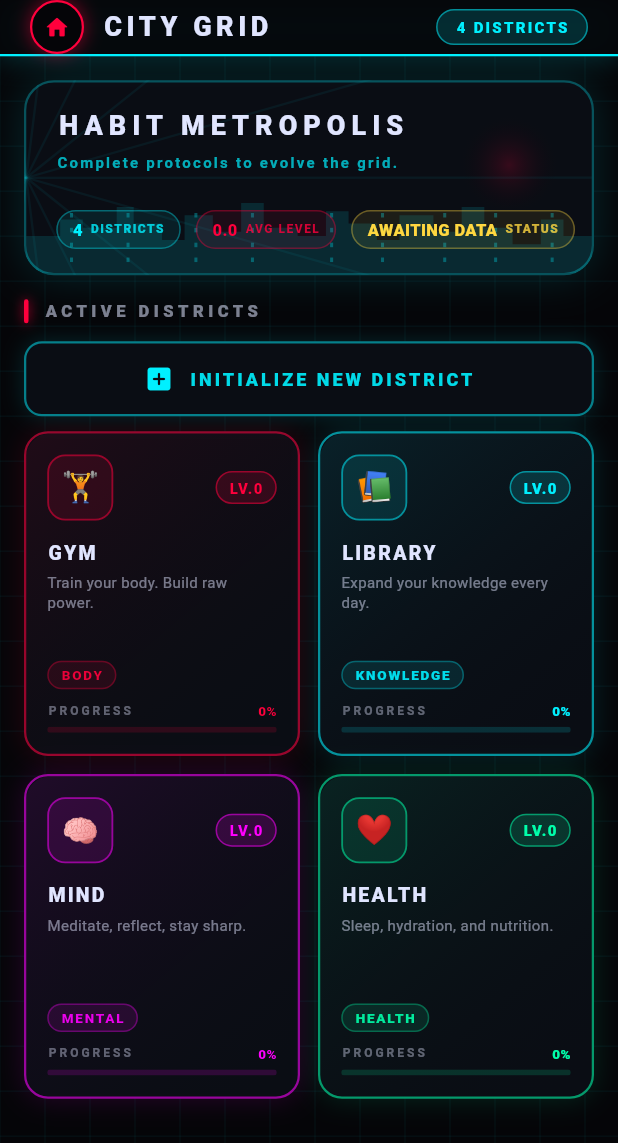
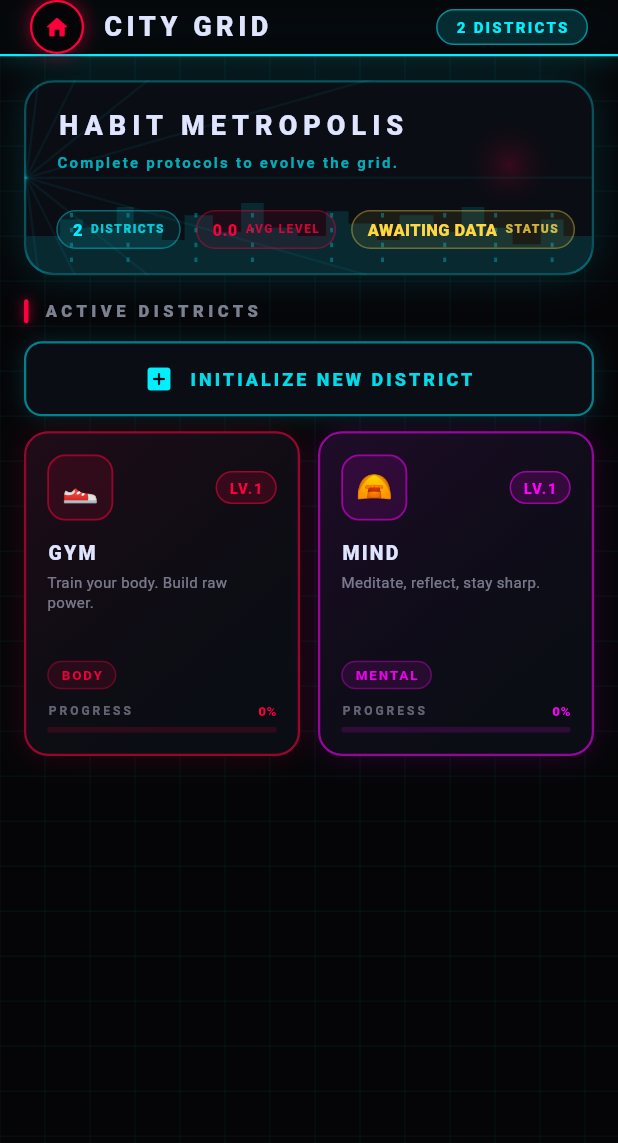
Before and after one commit to manish1710-007/Strategy-Habit-Game, a Flutter app: the CityScreen screen opened directly with empty values, on a phone screen of 412 x 824 dp. Shown: the top 1143 px of the screen. Run offline on Flutter 3.47's test engine with Material 3 defaults, Android fonts, the phone set to English and light mode, and no system bars; our stand-ins replace hive_flutter; accounts and stored records are empty.

Commit message:
Update City logic

```diff
--- a/habit_city/lib/ui/screens/city_screen.dart
+++ b/habit_city/lib/ui/screens/city_screen.dart
@@ -12,6 +12,24 @@ class CityScreen extends StatefulWidget {
   State<CityScreen> createState() => _CityScreenState();
 }
 
+// The generic path for ANY manually created city
+const List<CityTier> genericEvolutionPath = [
+  CityTier(levelThreshold: 1, emoji: "⛺", title: "Camp"),
+  CityTier(levelThreshold: 3, emoji: "🪵", title: "Cabin"),
+  CityTier(levelThreshold: 5, emoji: "🏡", title: "Village"),
+  CityTier(levelThreshold: 10, emoji: "🏬", title: "Town Center"),
+  CityTier(levelThreshold: 15, emoji: "🏢", title: "City District"),
+  CityTier(levelThreshold: 20, emoji: "🏙️", title: "Metropolis"),
+];
+
+// Custom path specifically for the "Gym" district
+const List<CityTier> gymEvolutionPath = [
+  CityTier(levelThreshold: 1, emoji: "👟", title: "Jogger"),
+  CityTier(levelThreshold: 5, emoji: "🏋️", title: "Home Gym"),
+  CityTier(levelThreshold: 10, emoji: "🥋", title: "Dojo"),
+  CityTier(levelThreshold: 20, emoji: "🏟️", title: "Colosseum"),
+];
+
 class _CityScreenState extends State<CityScreen>
     with SingleTickerProviderStateMixin {
 
@@ -22,47 +40,27 @@ class _CityScreenState extends State<CityScreen>
   static const _neonRed  = Color(0xFFFF003C);
   static const _white    = Color(0xFFE0E5FF);
 
-  // City data (Zeroed out per request)
+  // City data initialized with the new XP evolution engine
   final List<_CityData> _cities = [
     _CityData(
       name: "Gym",
-      emoji: "🏋️",
       icon: Icons.fitness_center_rounded,
       desc: "Train your body. Build raw power.",
       color: const Color(0xFFFF003C), // Neon Red
-      level: 0,
-      progress: 0.0,
       tag: "BODY",
-    ),
-    _CityData(
-      name: "Library",
-      emoji: "📚",
-      icon: Icons.menu_book_rounded,
-      desc: "Expand your knowledge every day.",
-      color: const Color(0xFF00F0FF), // Neon Cyan
-      level: 0,
-      progress: 0.0,
-      tag: "KNOWLEDGE",
+      isAuto: true,
+      currentXp: 0,
+      evolutionPath: gymEvolutionPath,
     ),
     _CityData(
       name: "Mind",
-      emoji: "🧠",
       icon: Icons.self_improvement_rounded,
       desc: "Meditate, reflect, stay sharp.",
       color: const Color(0xFFFF00FF), // Magenta
-      level: 0,
-      progress: 0.0,
       tag: "MENTAL",
-    ),
-    _CityData(
-      name: "Health",
-      emoji: "❤️",
-      icon: Icons.favorite_rounded,
-      desc: "Sleep, hydration, and nutrition.",
-      color: const Color(0xFF00FFAA), // Neon Green
-      level: 0,
-      progress: 0.0,
-      tag: "HEALTH",
+      isAuto: true,
+      currentXp: 0,
+      evolutionPath: genericEvolutionPath,
     ),
   ];
 
@@ -94,7 +92,20 @@ class _CityScreenState extends State<CityScreen>
       context: context,
       backgroundColor: Colors.transparent,
       isScrollControlled: true,
-      builder: (_) => _CityDetailSheet(city: city),
+      builder: (_) => StatefulBuilder(
+        builder: (BuildContext context, StateSetter setModalState) {
+          return _CityDetailSheet(
+            city: city,
+            onTaskComplete: () {
+              // Add 25 XP when clicked!
+              setState(() {
+                city.currentXp += 25;
+              });
+              setModalState(() {}); // Re-render bottom sheet live
+            },
+          );
+        }
+      ),
     );
   }
 
@@ -133,7 +144,6 @@ class _CityScreenState extends State<CityScreen>
               padding: const EdgeInsets.symmetric(horizontal: 20),
               child: Row(
                 children: [
-                  // Home Button
                   GestureDetector(
                     onTap: () => widget.onNavigate(0),
                     child: Container(
@@ -160,7 +170,6 @@ class _CityScreenState extends State<CityScreen>
                     ),
                   ),
                   const Spacer(),
-                  // City count
                   Container(
                     padding: const EdgeInsets.symmetric(horizontal: 12, vertical: 4),
                     decoration: BoxDecoration(
@@ -187,23 +196,17 @@ class _CityScreenState extends State<CityScreen>
 
       body: Stack(
         children: [
-          // Cyber Background
           Positioned.fill(child: CustomPaint(painter: _CyberGridPainter())),
-
           CustomScrollView(
             slivers: [
-              // City skyline hero
               SliverToBoxAdapter(
                 child: _CitySkylineBanner(
                   totalCities: _cities.length,
-                  avgLevel: "0.0", // Hardcoded to 0 for fresh start
+                  avgLevel: "0.0",
                   pulseAnim: _pulseAnim,
                 ),
               ),
-
               const SliverToBoxAdapter(child: SizedBox(height: 16)),
-
-              // Section label
               SliverToBoxAdapter(
                 child: Padding(
                   padding: const EdgeInsets.symmetric(horizontal: 16),
@@ -231,20 +234,14 @@ class _CityScreenState extends State<CityScreen>
                   ),
                 ),
               ),
-
               const SliverToBoxAdapter(child: SizedBox(height: 12)),
-
-              // NEW CITY tile (top)
               SliverToBoxAdapter(
                 child: Padding(
                   padding: const EdgeInsets.symmetric(horizontal: 16),
                   child: _NewCityTile(onTap: _addNewCity),
                 ),
               ),
-
               const SliverToBoxAdapter(child: SizedBox(height: 10)),
-
-              // City grid
               SliverPadding(
                 padding: const EdgeInsets.fromLTRB(16, 0, 16, 100),
                 sliver: SliverGrid(
@@ -252,7 +249,7 @@ class _CityScreenState extends State<CityScreen>
                     crossAxisCount: 2,
                     crossAxisSpacing: 12,
                     mainAxisSpacing: 12,
-                    childAspectRatio: 0.85, // Slightly sleeker proportion
+                    childAspectRatio: 0.85,
                   ),
                   delegate: SliverChildBuilderDelegate(
                     (context, index) => AnimatedBuilder(
@@ -298,7 +295,7 @@ class _CitySkylineBanner extends StatelessWidget {
   Widget build(BuildContext context) {
     return Container(
       margin: const EdgeInsets.fromLTRB(16, 16, 16, 0),
-      height: 130, // Slightly slimmer
+      height: 130,
       clipBehavior: Clip.hardEdge,
       decoration: BoxDecoration(
         borderRadius: BorderRadius.circular(20),
@@ -310,12 +307,9 @@ class _CitySkylineBanner extends StatelessWidget {
       ),
       child: Stack(
         children: [
-          // Cyber lines
           Positioned.fill(
             child: CustomPaint(painter: _BannerLinePainter()),
           ),
-
-          // Pixel city skyline silhouette
           Positioned(
             bottom: 0, left: 0, right: 0,
             child: CustomPaint(
@@ -323,8 +317,6 @@ class _CitySkylineBanner extends StatelessWidget {
               painter: _SkylinePainter(),
             ),
           ),
-
-          // Pulsing glow orb
           Positioned(
             right: 20, top: 20,
             child: AnimatedBuilder(
@@ -344,14 +336,12 @@ class _CitySkylineBanner extends StatelessWidget {
               ),
             ),
           ),
-
           Padding(
             padding: const EdgeInsets.fromLTRB(20, 16, 20, 16),
             child: Column(
               crossAxisAlignment: CrossAxisAlignment.start,
               mainAxisAlignment: MainAxisAlignment.spaceBetween,
               children: [
-                // Top: title + tagline
                 Column(
                   crossAxisAlignment: CrossAxisAlignment.start,
                   children: [
@@ -376,8 +366,6 @@ class _CitySkylineBanner extends StatelessWidget {
                     ),
                   ],
                 ),
-
-                // Bottom: stat chips
                 Row(
                   children: [
                     _BannerStat(
@@ -448,7 +436,6 @@ class _BannerStat extends StatelessWidget {
   }
 }
 
-// New city tile (top CTA) - Slimmer and smoother
 class _NewCityTile extends StatelessWidget {
   final VoidCallback onTap;
 
@@ -462,7 +449,7 @@ class _NewCityTile extends StatelessWidget {
     return GestureDetector(
       onTap: onTap,
       child: Container(
-        height: 50, // Slimmer height
+        height: 50,
         decoration: BoxDecoration(
           borderRadius: BorderRadius.circular(12),
           border: Border.all(color: _neonBlue.withOpacity(0.5), width: 1.5),
@@ -492,7 +479,6 @@ class _NewCityTile extends StatelessWidget {
   }
 }
 
-// City tile - with dynamic pulse value
 class _CityTile extends StatelessWidget {
   final _CityData data;
   final double pulseValue;
@@ -509,7 +495,6 @@ class _CityTile extends StatelessWidget {
 
   @override
   Widget build(BuildContext context) {
-    // Determine dynamic glow based on the pulse animation
     final double currentGlow = 4 + (12 * pulseValue);
 
     return GestureDetector(
@@ -534,7 +519,6 @@ class _CityTile extends StatelessWidget {
           borderRadius: BorderRadius.circular(16),
           child: Stack(
             children: [
-              // Subtle colored background gradient
               Positioned.fill(
                 child: Container(
                   decoration: BoxDecoration(
@@ -549,13 +533,11 @@ class _CityTile extends StatelessWidget {
                   ),
                 )
               ),
-
               Padding(
                 padding: const EdgeInsets.all(14),
                 child: Column(
                   crossAxisAlignment: CrossAxisAlignment.start,
                   children: [
-                    // Icon + level badge row
                     Row(
                       mainAxisAlignment: MainAxisAlignment.spaceBetween,
                       children: [
@@ -567,10 +549,9 @@ class _CityTile extends StatelessWidget {
                             border: Border.all(color: data.color.withOpacity(0.5), width: 1.2),
                           ),
                           child: Center(
-                            child: Text(data.emoji, style: const TextStyle(fontSize: 20)),
+                            child: Text(data.currentTier.emoji, style: const TextStyle(fontSize: 20)),
                           ),
                         ),
-                        // Level badge
                         Container(
                           padding: const EdgeInsets.symmetric(horizontal: 8, vertical: 3),
                           decoration: BoxDecoration(
@@ -590,10 +571,7 @@ class _CityTile extends StatelessWidget {
                         ),
                       ],
                     ),
-
                     const SizedBox(height: 12),
-
-                    // Name
                     Text(
                       data.name.toUpperCase(),
                       style: const TextStyle(
@@ -605,10 +583,7 @@ class _CityTile extends StatelessWidget {
                       maxLines: 1,
                       overflow: TextOverflow.ellipsis,
                     ),
-
                     const SizedBox(height: 4),
-
-                    // Desc
                     Text(
                       data.desc,
                       style: TextStyle(
@@ -619,10 +594,7 @@ class _CityTile extends StatelessWidget {
                       maxLines: 2,
                       overflow: TextOverflow.ellipsis,
                     ),
-
                     const Spacer(),
-
-                    // Tag pill
                     Container(
                       padding: const EdgeInsets.symmetric(horizontal: 8, vertical: 2),
                       decoration: BoxDecoration(
@@ -640,10 +612,7 @@ class _CityTile extends StatelessWidget {
                         ),
                       ),
                     ),
-
                     const SizedBox(height: 8),
-
-                    // Progress bar
                     Column(
                       crossAxisAlignment: CrossAxisAlignment.start,
                       children: [
@@ -692,15 +661,15 @@ class _CityTile extends StatelessWidget {
   }
 }
 
-// City detail bottom sheet
 class _CityDetailSheet extends StatelessWidget {
   final _CityData city;
+  final VoidCallback onTaskComplete;
 
   static const _black    = Color(0xFF050508);
   static const _white    = Color(0xFFE0E5FF);
   static const _neonBlue = Color(0xFF00F0FF);
 
-  const _CityDetailSheet({required this.city});
+  const _CityDetailSheet({required this.city, required this.onTaskComplete});
 
   @override
   Widget build(BuildContext context) {
@@ -719,7 +688,6 @@ class _CityDetailSheet extends StatelessWidget {
         mainAxisSize: MainAxisSize.min,
         crossAxisAlignment: CrossAxisAlignment.start,
         children: [
-          // Handle
           Center(
             child: Container(
               width: 40, height: 4,
@@ -730,8 +698,6 @@ class _CityDetailSheet extends StatelessWidget {
             ),
           ),
           const SizedBox(height: 20),
-
-          // Header
           Row(
             children: [
               Container(
@@ -745,7 +711,7 @@ class _CityDetailSheet extends StatelessWidget {
                   ],
                 ),
                 child: Center(
-                  child: Text(city.emoji, style: const TextStyle(fontSize: 28)),
+                  child: Text(city.currentTier.emoji, style: const TextStyle(fontSize: 28)),
                 ),
               ),
               const SizedBox(width: 16),
@@ -754,11 +720,11 @@ class _CityDetailSheet extends StatelessWidget {
                   crossAxisAlignment: CrossAxisAlignment.start,
                   children: [
                     Text(
-                      city.name.toUpperCase(),
+                      "${city.name.toUpperCase()} [${city.currentTier.title.toUpperCase()}]",
                       style: const TextStyle(
                         color: _white,
                         fontWeight: FontWeight.w900,
-                        fontSize: 18,
+                        fontSize: 16,
                         letterSpacing: 2,
                       ),
                     ),
@@ -773,7 +739,6 @@ class _CityDetailSheet extends StatelessWidget {
                   ],
                 ),
               ),
-              // Level orb
               Container(
                 width: 52, height: 52,
                 decoration: BoxDecoration(
@@ -799,10 +764,7 @@ class _CityDetailSheet extends StatelessWidget {
               ),
             ],
           ),
-
           const SizedBox(height: 24),
-
-          // Progress section
           Text(
             "UPGRADE PROTOCOL",
             style: TextStyle(
@@ -813,7 +775,6 @@ class _CityDetailSheet extends StatelessWidget {
             ),
           ),
           const SizedBox(height: 10),
-          // Segmented bar
           Row(
             children: List.generate(10, (i) {
               final filled = i < (city.progress * 10).round();
@@ -842,25 +803,19 @@ class _CityDetailSheet extends StatelessWidget {
               ),
             ),
           ),
-
           const SizedBox(height: 20),
-
-          // Stat row (Zeroed out)
           Row(
             children: [
               _SheetStat(label: "MISSIONS", value: "0", color: city.color),
               const SizedBox(width: 10),
               _SheetStat(label: "STREAK", value: "0d 🔥", color: Colors.grey),
               const SizedBox(width: 10),
-              _SheetStat(label: "TOTAL XP", value: "0", color: _neonBlue),
+              _SheetStat(label: "TOTAL XP", value: "${city.currentXp}", color: _neonBlue),
             ],
           ),
-
           const SizedBox(height: 24),
-
-          // Evolve button (Sleeker, glowy)
           GestureDetector(
-            onTap: () => Navigator.pop(context),
+            onTap: onTaskComplete, // Wire up the XP button
             child: Container(
               width: double.infinity,
               padding: const EdgeInsets.symmetric(vertical: 14),
@@ -874,7 +829,7 @@ class _CityDetailSheet extends StatelessWidget {
               ),
               child: Center(
                 child: Text(
-                  "⚡ INSUFFICIENT XP TO EVOLVE",
+                  "⚡ EXECUTE TASK (+25 XP)",
                   style: TextStyle(
                     color: city.color,
                     fontWeight: FontWeight.w900,
@@ -937,7 +892,6 @@ class _SheetStat extends StatelessWidget {
   }
 }
 
-// New city bottom sheet
 class _NewCitySheet extends StatefulWidget {
   final void Function(_CityData) onAdd;
   const _NewCitySheet({required this.onAdd});
@@ -961,10 +915,10 @@ class _NewCitySheetState extends State<_NewCitySheet> {
 
   final _emojis = ["🏙️","⚔️","🎵","💻","🌿","🧪","🏄","🎭","🌙","🚀"];
   final _colors = [
-    const Color(0xFF00F0FF), // Cyan
-    const Color(0xFFFF003C), // Red
-    const Color(0xFFFF00FF), // Magenta
-    const Color(0xFF00FFAA), // Green
+    const Color(0xFF00F0FF),
+    const Color(0xFFFF003C),
+    const Color(0xFFFF00FF),
+    const Color(0xFF00FFAA),
     Colors.orangeAccent,
     Colors.yellowAccent,
   ];
@@ -991,7 +945,6 @@ class _NewCitySheetState extends State<_NewCitySheet> {
           mainAxisSize: MainAxisSize.min,
           crossAxisAlignment: CrossAxisAlignment.start,
           children: [
-            // Handle
             Center(
               child: Container(
                 width: 40, height: 4,
@@ -1002,7 +955,6 @@ class _NewCitySheetState extends State<_NewCitySheet> {
               ),
             ),
             const SizedBox(height: 20),
-
             const Text(
               "FOUND NEW DISTRICT",
               style: TextStyle(
@@ -1017,27 +969,19 @@ class _NewCitySheetState extends State<_NewCitySheet> {
               "Initialize parameters for the new zone.",
               style: TextStyle(color: _white.withOpacity(0.5), fontSize: 12),
             ),
-
             const SizedBox(height: 20),
-
-            // Name field
             _GlowTextField(
               controller: _nameCtrl,
               hint: "District name...",
               color: _neonBlue,
             ),
             const SizedBox(height: 12),
-
-            // Desc field
             _GlowTextField(
               controller: _descCtrl,
               hint: "Short description...",
               color: _neonRed,
             ),
-
             const SizedBox(height: 20),
-
-            // Emoji picker
             const _SectionLabel(label: "SELECT ICON"),
             const SizedBox(height: 10),
             Wrap(
@@ -1064,10 +1008,7 @@ class _NewCitySheetState extends State<_NewCitySheet> {
                 );
               }).toList(),
             ),
-
             const SizedBox(height: 20),
-
-            // Color picker
             const _SectionLabel(label: "DISTRICT COLOR"),
             const SizedBox(height: 10),
             Wrap(
@@ -1092,10 +1033,7 @@ class _NewCitySheetState extends State<_NewCitySheet> {
                 );
               }).toList(),
             ),
-
             const SizedBox(height: 20),
-
-            // Tag picker
             const _SectionLabel(label: "CATEGORY TAG"),
             const SizedBox(height: 10),
             Wrap(
@@ -1128,24 +1066,27 @@ class _NewCitySheetState extends State<_NewCitySheet> {
                 );
               }).toList(),
             ),
-
             const SizedBox(height: 28),
-
-            // Create button (Sleeker glow button)
             GestureDetector(
               onTap: () {
                 if (_nameCtrl.text.trim().isEmpty) return;
+
+                // Construct the newly configured _CityData
                 widget.onAdd(_CityData(
                   name: _nameCtrl.text.trim(),
-                  emoji: _selectedEmoji,
                   icon: Icons.location_city_rounded,
                   desc: _descCtrl.text.trim().isEmpty
                       ? "A new district in your grid."
                       : _descCtrl.text.trim(),
                   color: _selectedColor,
-                  level: 0,
-                  progress: 0.0,
                   tag: _selectedTag,
+                  isAuto: false, // Manual city
+                  currentXp: 0,
+                  // Uses the selected emoji as the starting point, but follows generic rules
+                  evolutionPath: [
+                    CityTier(levelThreshold: 1, emoji: _selectedEmoji, title: "Base"),
+                    ...genericEvolutionPath.skip(1), // Adds the rest of the generic path
+                  ],
                 ));
               },
               child: Container(
@@ -1231,30 +1172,62 @@ class _SectionLabel extends StatelessWidget {
   }
 }
 
-// Data model
+// THE NEW DATA MODEL (Replaces old _CityData entirely)
+class CityTier {
+  final int levelThreshold;
+  final String emoji;
+  final String title;
+
+  const CityTier({
+    required this.levelThreshold,
+    required this.emoji,
+    required this.title,
+  });
+}
+
 class _CityData {
   final String name;
-  final String emoji;
   final IconData icon;
   final String desc;
   final Color color;
-  final int level;
-  final double progress;
   final String tag;
+  final bool isAuto;
 
-  const _CityData({
+  // Dynamic stats
+  int currentXp;
+  final int xpPerLevel;
+
+  final List<CityTier> evolutionPath;
+
+  _CityData({
     required this.name,
-    required this.emoji,
     required this.icon,
     required this.desc,
     required this.color,
-    required this.level,
-    required this.progress,
     required this.tag,
+    this.isAuto = false,
+    this.currentXp = 0,
+    this.xpPerLevel = 100,
+    required this.evolutionPath,
   });
+
+  int get level => (currentXp ~/ xpPerLevel) + 1;
+
+  double get progress => (currentXp % xpPerLevel) / xpPerLevel;
+
+  CityTier get currentTier {
+    CityTier activeTier = evolutionPath.first;
+    for (var tier in evolutionPath) {
+      if (level >= tier.levelThreshold) {
+        activeTier = tier;
+      } else {
+        break;
+      }
+    }
+    return activeTier;
+  }
 }
 
-// Cyber Grid Background Painter
 class _CyberGridPainter extends CustomPainter {
   @override
   void paint(Canvas canvas, Size size) {
@@ -1275,7 +1248,6 @@ class _CyberGridPainter extends CustomPainter {
       canvas.drawLine(Offset(0, y), Offset(size.width, y), gridPaint);
     }
   }
-
   @override
   bool shouldRepaint(_) => false;
 }
@@ -1299,13 +1271,11 @@ class _BannerLinePainter extends CustomPainter {
       );
     }
   }
-
   double _cos(double a) => (a < 3.14159) ? -1 + 2 * a / 3.14159 : 1 - 2 * (a - 3.14159) / 3.14159;
   double _sin(double a) {
     final b = a - 1.5708;
     return _cos(b < 0 ? b + 6.28318 : b);
   }
-
   @override
   bool shouldRepaint(_) => false;
 }
@@ -1320,7 +1290,6 @@ class _SkylinePainter extends CustomPainter {
     final path = Path();
     path.moveTo(0, size.height);
 
-    // Silhouette buildings
     final buildings = [
       [0.0, 1.0], [0.0, 0.55], [0.06, 0.55], [0.06, 0.35],
       [0.10, 0.35],[0.10, 0.45],[0.16, 0.45],[0.16, 0.2],
@@ -1341,7 +1310,6 @@ class _SkylinePainter extends CustomPainter {
     path.close();
     canvas.drawPath(path, paint);
 
-    // Window dots
     final winPaint = Paint()
       ..color = const Color(0xFF00F0FF).withOpacity(0.3);
     final rng = [0.08, 0.18, 0.30, 0.40, 0.54, 0.63, 0.74, 0.83, 0.93];
@@ -1357,7 +1325,6 @@ class _SkylinePainter extends CustomPainter {
       }
     }
   }
-
   @override
   bool shouldRepaint(_) => false;
 }
```
